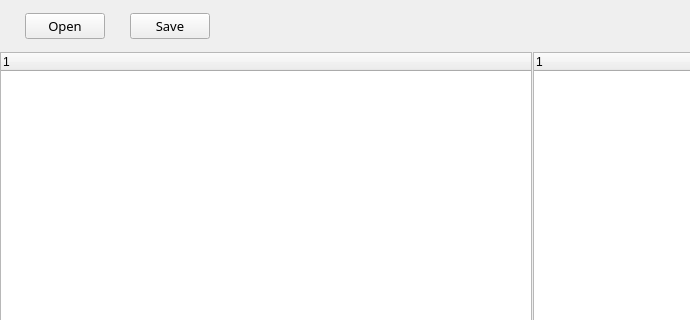
This is src/ElfReader.ui in rhirufxmbcyj/ElfReader as Qt 5 draws it before an edit; both pictures show x 0 to 690 and y 0 to 320 of the 1064 by 829 pixel window. The edited form follows.
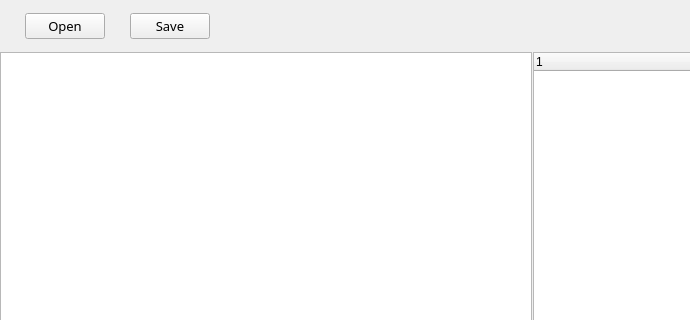
This is the edited form.

Commit message: 完成Header Tree的显示

Diff of the .ui file:
```diff
--- a/src/ElfReader.ui
+++ b/src/ElfReader.ui
@@ -124,6 +124,9 @@
        <property name="acceptDrops">
         <bool>false</bool>
        </property>
+       <attribute name="headerVisible">
+        <bool>false</bool>
+       </attribute>
        <column>
         <property name="text">
          <string notr="true">1</string>
```
The commit also changes 3 other files.
